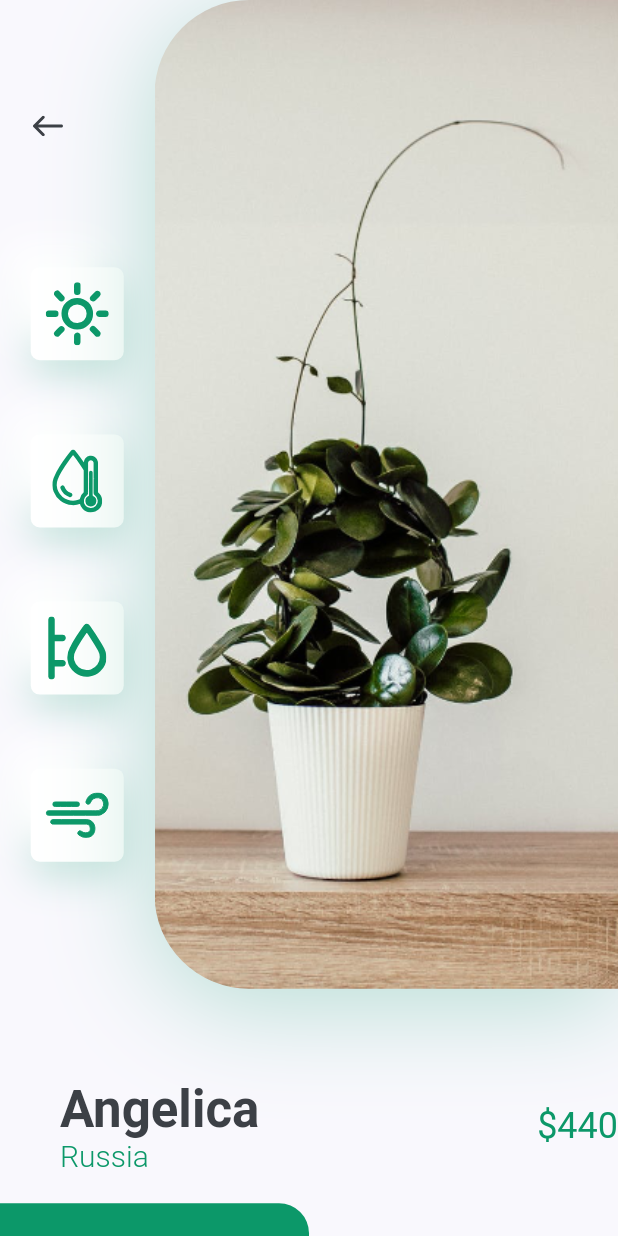
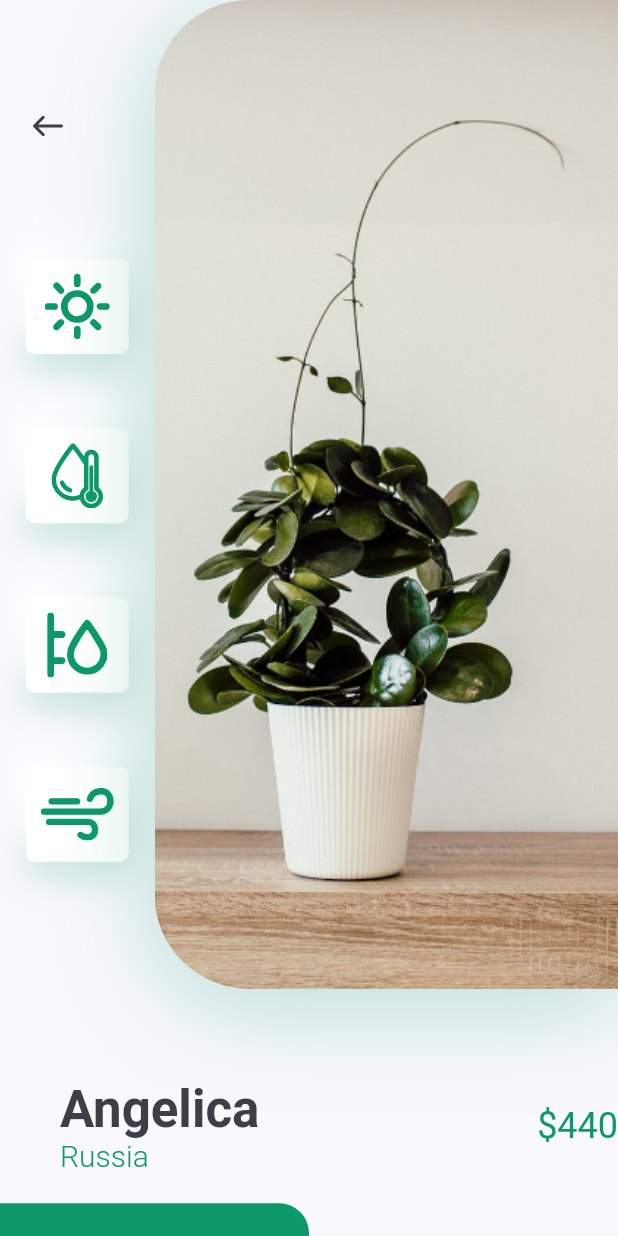
Before and after one commit to KoreanCow/guide-to-learning-flutter, a Flutter app: the DetailsScreen screen opened directly, on a phone screen of 412 x 824 dp. Run offline on Flutter 3.47's test engine with Material 2 defaults, Android fonts, the phone set to English and light mode, and no system bars; our stand-ins replace carousel_slider, flutter_svg.

Commit message:
Resize Icon

```diff
--- a/youtube/PlantApp/lib/screens/details/components/icon_card.dart
+++ b/youtube/PlantApp/lib/screens/details/components/icon_card.dart
@@ -17,8 +17,8 @@ class IconCard extends StatelessWidget {
     return Container(
       margin: EdgeInsets.symmetric(vertical: size.height * 0.03),
       padding: EdgeInsets.all(kDefaultPadding / 2),
-      height: 62,
-      width: 62,
+      height: size.height / 13,
+      width: size.width / 6,
       decoration: BoxDecoration(
         color: Colors.white,
         borderRadius: BorderRadius.circular(6),
```
